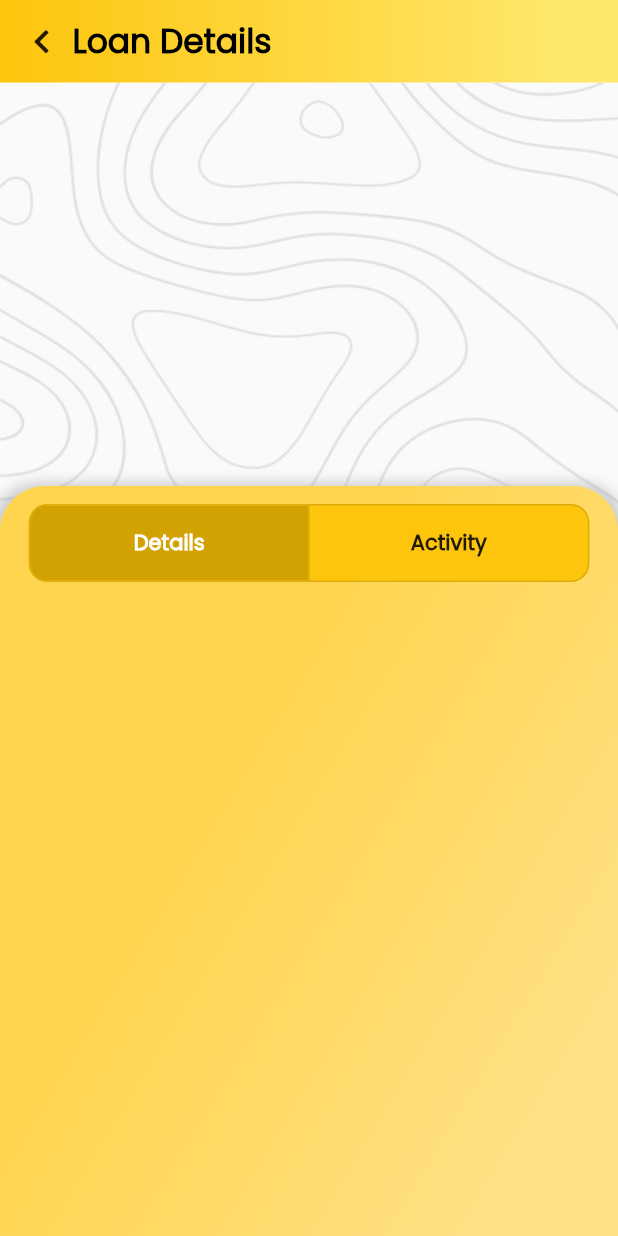
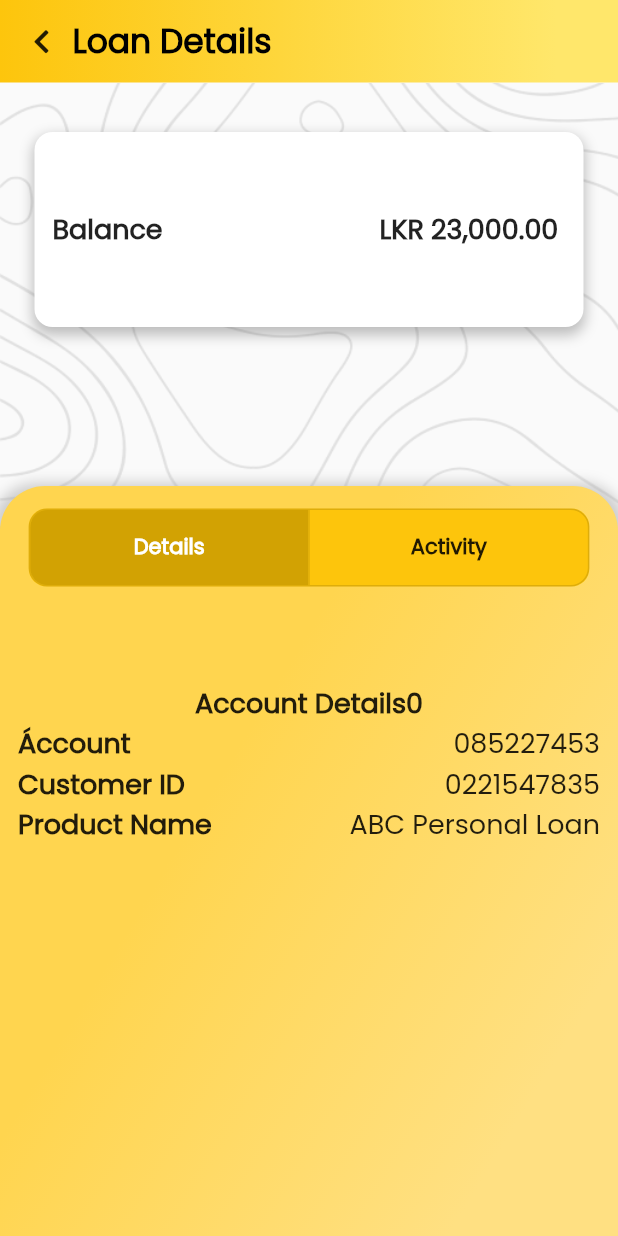
Before and after one commit to it19951386/BOC_Mobile_App, a Flutter app: the LoanDetails screen opened directly, on a phone screen of 412 x 824 dp. Run offline on Flutter 3.47's test engine with Material 2 defaults, Android fonts, the light colour scheme and no system bars; our stand-ins replace font_awesome_flutter, table_calendar.

Commit message:
add texts and card view

```diff
--- a/lib/screens/pasindu/LoanDetails.dart
+++ b/lib/screens/pasindu/LoanDetails.dart
@@ -29,6 +29,7 @@ class _LoanDetailsState extends State<LoanDetails> {
               ),
             ),
           ),
+          LoanBalanceCard(),
           Column(
             crossAxisAlignment: CrossAxisAlignment.center,
             mainAxisSize: MainAxisSize.max,
@@ -60,7 +61,7 @@ class _LoanDetailsState extends State<LoanDetails> {
                 child: Column(
                   children: [
                     Padding(
-                      padding: EdgeInsets.only(top: 12),
+                      padding: EdgeInsets.only(top: 15),
                       child: Container(
                         decoration: BoxDecoration(
                           color: Color.fromARGB(255, 253, 197, 12),
@@ -98,14 +99,132 @@ class _LoanDetailsState extends State<LoanDetails> {
                           isSelected: isSelected,
                         ),
                       ),
-                    )
+                    ),
+                    Body(),
                   ],
                 ),
               ),
             ],
-          )
+          ),
         ],
       ),
     );
   }
 }
+
+class LoanBalanceCard extends StatelessWidget {
+  const LoanBalanceCard({Key? key}) : super(key: key);
+
+  @override
+  Widget build(BuildContext context) {
+    MediaQueryData queryData = MediaQuery.of(context);
+    return Padding(
+      padding: const EdgeInsets.only(top: 33),
+      child: Container(
+        height: 130,
+        width: queryData.size.width * 0.9,
+        margin: EdgeInsets.only(left: 23, right: 23),
+        decoration: BoxDecoration(
+          color: Colors.white,
+          borderRadius: BorderRadius.all(Radius.circular(12)),
+          boxShadow: [
+            BoxShadow(
+              color: Colors.black.withOpacity(0.25),
+              spreadRadius: 1,
+              blurRadius: 7,
+              offset: Offset(0, 4), // changes position of shadow
+            ),
+          ],
+        ),
+        child: Row(
+          mainAxisAlignment: MainAxisAlignment.spaceBetween,
+          children: [
+            Container(
+              margin: EdgeInsets.only(left: 12),
+              child: Text(
+                'Balance',
+                style: TextStyle(
+                  fontSize: 18,
+                  fontWeight: FontWeight.bold,
+                ),
+              ),
+            ),
+            Container(
+              margin: EdgeInsets.only(right: 12),
+              child: Text(
+                'LKR 23,000.00 ',
+                style: TextStyle(
+                  fontSize: 18,
+                  fontWeight: FontWeight.bold,
+                ),
+              ),
+            ),
+          ],
+        ),
+      ),
+    );
+  }
+}
+
+class Body extends StatelessWidget {
+  const Body({Key? key}) : super(key: key);
+
+  @override
+  Widget build(BuildContext context) {
+    return Column(
+      children: [
+        SizedBox(height: 64),
+        Text('Account Details0',
+            style: TextStyle(fontWeight: FontWeight.bold, fontSize: 18)),
+        Column(crossAxisAlignment: CrossAxisAlignment.center, children: [
+          Row(
+            mainAxisAlignment: MainAxisAlignment.spaceBetween,
+            children: [
+              Padding(
+                padding: const EdgeInsets.only(left: 12),
+                child: Text('Áccount',
+                    style:
+                        TextStyle(fontWeight: FontWeight.bold, fontSize: 18)),
+              ),
+              Padding(
+                padding: const EdgeInsets.only(right: 12),
+                child: Text('085227453', style: TextStyle(fontSize: 18)),
+              )
+            ],
+          ),
+          Row(
+            mainAxisAlignment: MainAxisAlignment.spaceBetween,
+            children: [
+              Padding(
+                padding: const EdgeInsets.only(left: 12),
+                child: Text('Customer ID',
+                    style:
+                        TextStyle(fontWeight: FontWeight.bold, fontSize: 18)),
+              ),
+              Padding(
+                padding: const EdgeInsets.only(right: 12),
+                child: Text('0221547835', style: TextStyle(fontSize: 18)),
+              )
+            ],
+          ),
+          Row(
+            mainAxisAlignment: MainAxisAlignment.spaceBetween,
+            children: [
+              Padding(
+                padding: const EdgeInsets.only(left: 12),
+                child: Text('Product Name',
+                    style:
+                        TextStyle(fontWeight: FontWeight.bold, fontSize: 18)),
+              ),
+              Padding(
+                padding: const EdgeInsets.only(right: 12),
+                child:
+                    Text('ABC Personal Loan', style: TextStyle(fontSize: 18)),
+              )
+            ],
+          ),
+        ])
+      ],
+    );
+  }
+}
```
